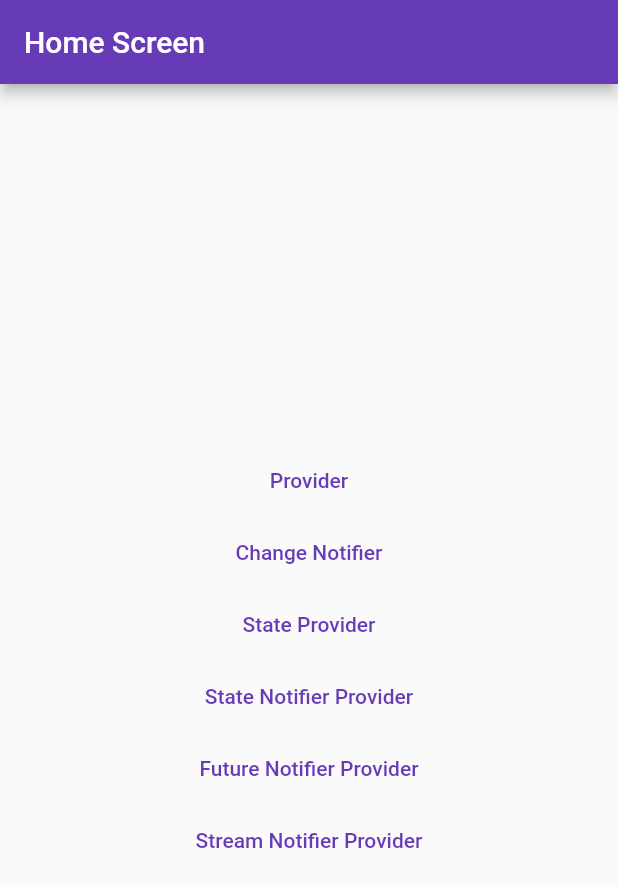
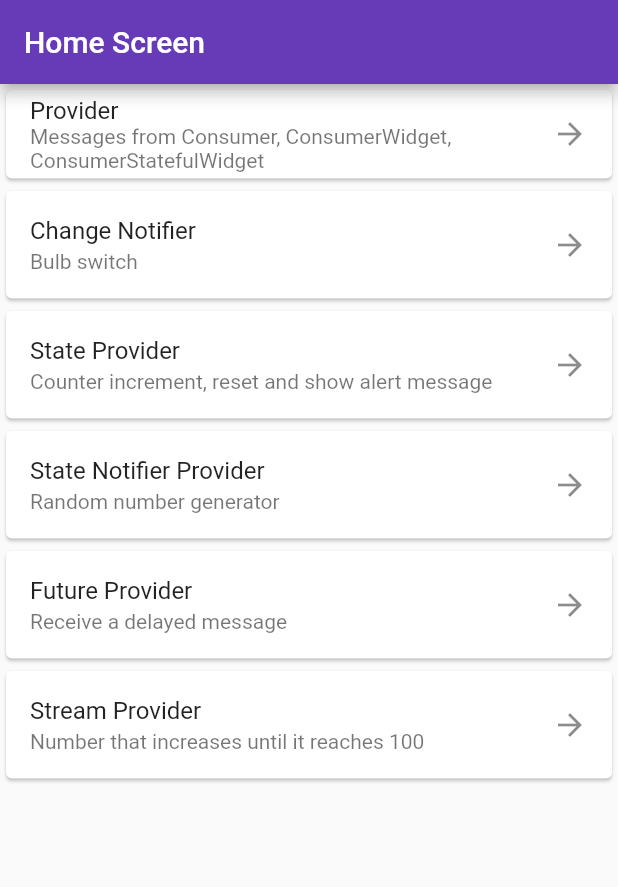
Before and after one commit to ruvima/riverpod_test, a Flutter app: the screen it shows after launch, on a phone screen of 412 x 824 dp. Shown: the top 887 px of the screen. Run offline on Flutter 3.47's test engine with Material 2 defaults, Android fonts, the phone set to English and light mode, and no system bars; our stand-ins replace flutter_riverpod.

Commit message:
rebuild home screen

```diff
--- /dev/null
+++ b/lib/src/models/item_objects.dart
@@ -0,0 +1,55 @@
+import 'package:riverpod_test/src/routes/routes.dart';
+
+class ItemObjects {
+  final String title;
+  final String routeName;
+  final String description;
+
+  ItemObjects(
+      {required this.title,
+      required this.routeName,
+      required this.description});
+
+  static List<ItemObjects> getList() {
+    final list = <ItemObjects>[];
+    list.add(
+      ItemObjects(
+          title: 'Provider',
+          routeName: Routes.providerScreen,
+          description:
+              'Messages from Consumer, ConsumerWidget, ConsumerStatefulWidget'),
+    );
+    list.add(
+      ItemObjects(
+          title: 'Change Notifier',
+          routeName: Routes.changeNotifierProviderScreen,
+          description: 'Bulb switch'),
+    );
+    list.add(
+      ItemObjects(
+          title: 'State Provider',
+          routeName: Routes.stateProviderScreen,
+          description: 'Counter increment, reset and show alert message'),
+    );
+    list.add(
+      ItemObjects(
+          title: 'State Notifier Provider',
+          routeName: Routes.stateNotifierProviderScreen,
+          description: 'Random number generator'),
+    );
+    list.add(
+      ItemObjects(
+          title: 'Future Provider',
+          routeName: Routes.futureProviderScreen,
+          description: 'Receive a delayed message'),
+    );
+    list.add(
+      ItemObjects(
+          title: 'Stream Provider',
+          routeName: Routes.streamProviderScreen,
+          description: 'Number that increases until it reaches 100'),
+    );
+
+    return list;
+  }
+}
--- a/lib/src/screens/home_screen.dart
+++ b/lib/src/screens/home_screen.dart
@@ -1,60 +1,30 @@
 import 'package:flutter/material.dart';
-import 'package:riverpod_test/src/routes/routes.dart';
+import 'package:riverpod_test/src/models/item_objects.dart';
 
 class HomeScreen extends StatelessWidget {
   const HomeScreen({Key? key}) : super(key: key);
 
   @override
   Widget build(BuildContext context) {
+    final list = ItemObjects.getList();
     return Scaffold(
       appBar: AppBar(
         title: const Text('Home Screen'),
       ),
-      body: Center(
-        child: Column(
-          mainAxisAlignment: MainAxisAlignment.center,
-          children: [
-            TextButton(
-              onPressed: () {
-                Navigator.pushNamed(context, Routes.providerScreen);
-              },
-              child: const Text('Provider'),
-            ),
-            TextButton(
-              onPressed: () {
-                Navigator.pushNamed(
-                    context, Routes.changeNotifierProviderScreen);
-              },
-              child: const Text('Change Notifier'),
-            ),
-            TextButton(
-              onPressed: () {
-                Navigator.pushNamed(context, Routes.stateProviderScreen);
-              },
-              child: const Text('State Provider'),
-            ),
-            TextButton(
-              onPressed: () {
-                Navigator.pushNamed(
-                    context, Routes.stateNotifierProviderScreen);
-              },
-              child: const Text('State Notifier Provider'),
-            ),
-            TextButton(
-              onPressed: () {
-                Navigator.pushNamed(context, Routes.futureProviderScreen);
-              },
-              child: const Text('Future Notifier Provider'),
-            ),
-            TextButton(
-              onPressed: () {
-                Navigator.pushNamed(context, Routes.streamProviderScreen);
-              },
-              child: const Text('Stream Notifier Provider'),
-            ),
-          ],
-        ),
-      ),
+      body: ListView.builder(
+          itemBuilder: (context, index) {
+            final itemList = list[index];
+            return Card(
+              elevation: 1,
+              child: ListTile(
+                title: Text(itemList.title),
+                subtitle: Text(itemList.description),
+                trailing: const Icon(Icons.arrow_forward),
+                onTap: () => Navigator.pushNamed(context, itemList.routeName),
+              ),
+            );
+          },
+          itemCount: list.length),
     );
   }
 }
--- a/lib/src/screens/stream_provider_screen/provider/stream_provider.dart
+++ b/lib/src/screens/stream_provider_screen/provider/stream_provider.dart
@@ -3,5 +3,5 @@ import 'package:flutter_riverpod/flutter_riverpod.dart';
 final streamProvider = StreamProvider.autoDispose<int>((ref) {
   return Stream.periodic(const Duration(milliseconds: 500), (count) {
     return count++;
-  }).take(100);
+  }).take(101);
 });
```
